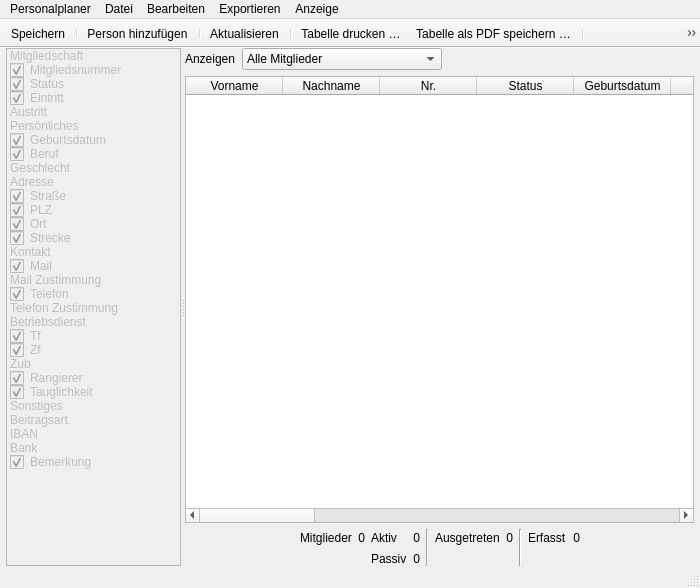
This is Programm/Personalplaner/mainwindowpersonal.ui in philjosch/Einsatzplaner as Qt 5 draws it before an edit. The edited form follows.
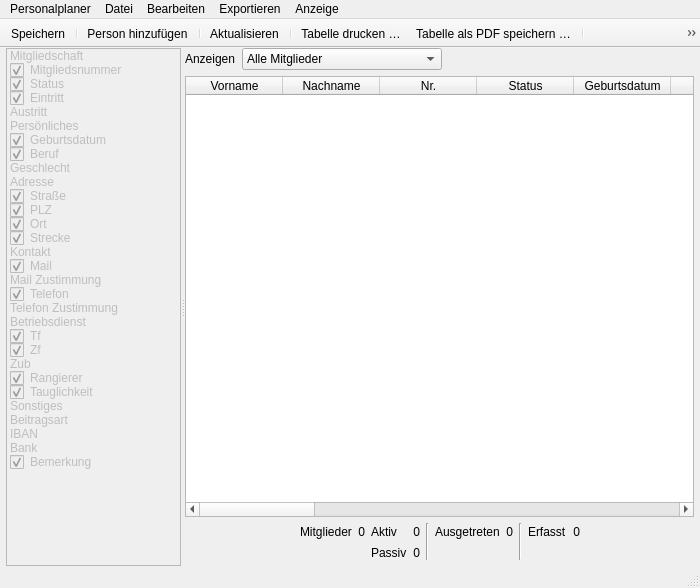
This is the edited form. Icons and pictures are not drawn.

The edit to the form file:
```diff
--- a/Programm/Personalplaner/mainwindowpersonal.ui
+++ b/Programm/Personalplaner/mainwindowpersonal.ui
@@ -309,6 +309,9 @@
       </widget>
       <widget class="QWidget" name="layoutWidget">
        <layout class="QGridLayout" name="gridLayout_2" rowstretch="0,1,0" columnstretch="0,0,1">
+        <property name="bottomMargin">
+         <number>6</number>
+        </property>
         <property name="spacing">
          <number>6</number>
         </property>
```
Left out of the diff: 4 changed lines with no effect on the pictures.
